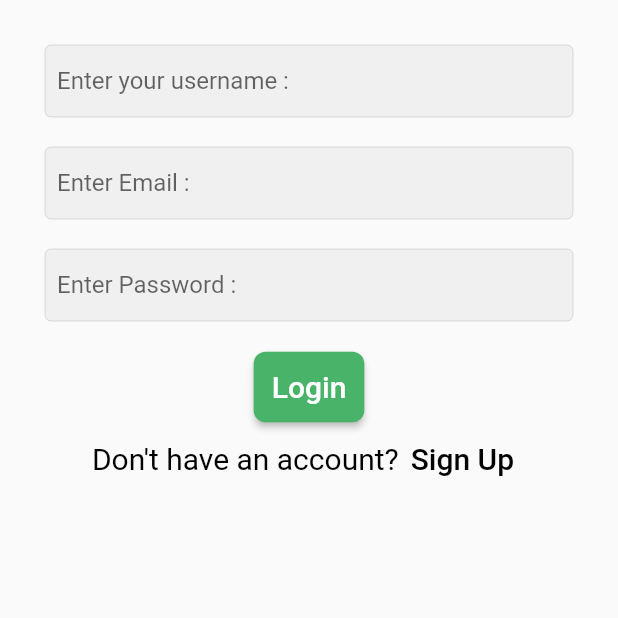
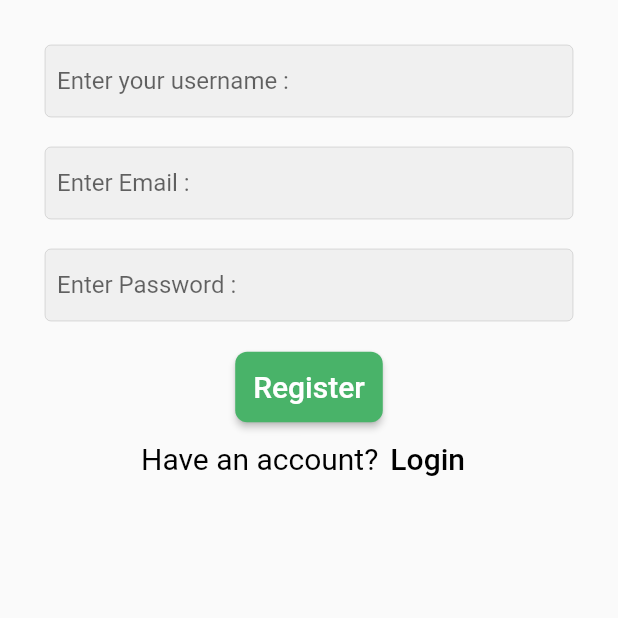
Before and after one commit to Abdallah1Habib/project2_mobile_programming, a Flutter app: the screen it shows after launch, on a phone screen of 412 x 824 dp, the top half of it. Run offline on Flutter 3.47's test engine with Material 2 defaults, Android fonts, the phone set to English and light mode, and no system bars.

Commit message:
customizing the register page

```diff
--- a/project1/lib/screens/register.dart
+++ b/project1/lib/screens/register.dart
@@ -43,7 +43,7 @@ class registerpage extends StatelessWidget {
                 ),
                 ElevatedButton(
                   onPressed: () {},
-                  child: Text("Login", style: TextStyle(fontSize: 20)),
+                  child: Text("Register", style: TextStyle(fontSize: 20)),
                   style: ButtonStyle(
                       backgroundColor:
                           MaterialStateProperty.all(mainbuttoncolor),
@@ -57,12 +57,12 @@ class registerpage extends StatelessWidget {
                 Row(
                   mainAxisAlignment: MainAxisAlignment.center,
                   children: [
-                    Text("Don't have an account?",
+                    Text("Have an account?",
                         style: TextStyle(color: Colors.black, fontSize: 20)),
                     TextButton(
                       onPressed: () {},
                       child: Text(
-                        "Sign Up",
+                        "Login",
                         style: TextStyle(color: Colors.black, fontSize: 20),
                       ),
                     ),
```
